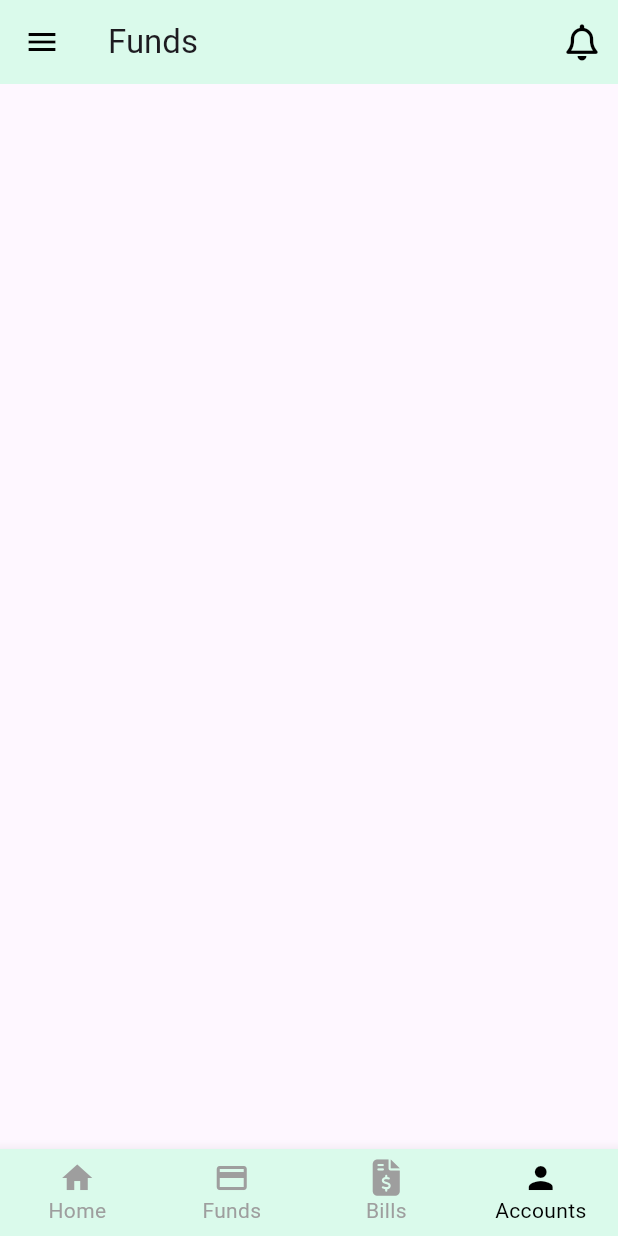
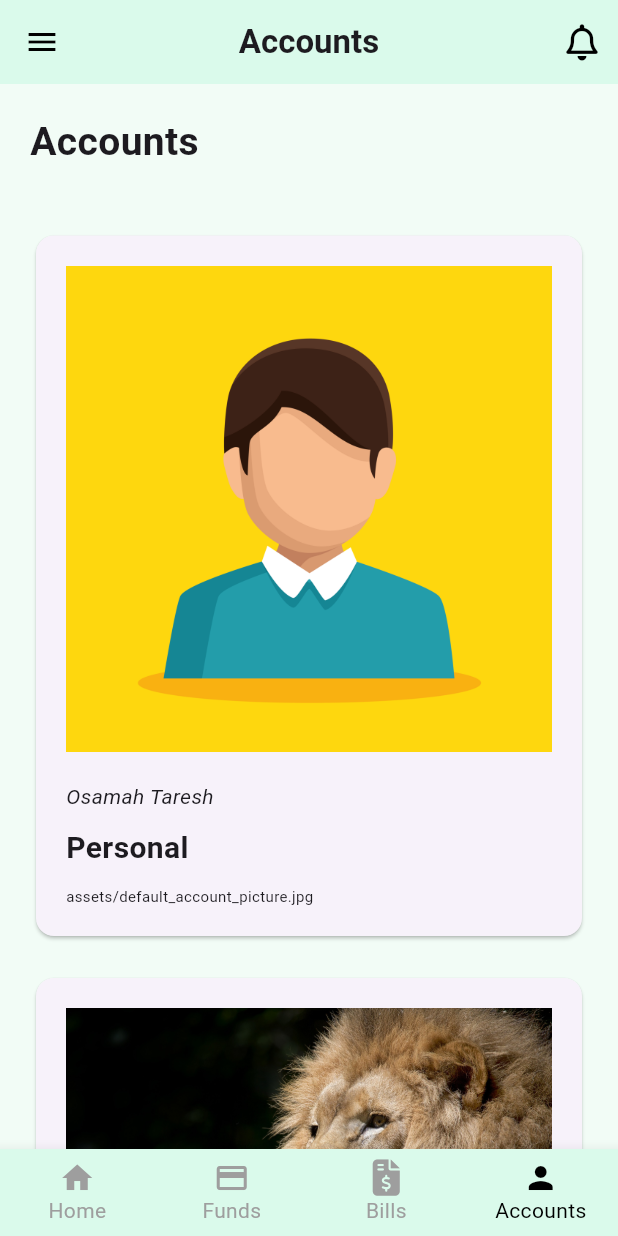
Before and after one commit to DuGuYifei/Pokemoney, a Flutter app: the screen it shows after launch, item 4 of the bottom bar chosen, on a phone screen of 412 x 824 dp. Run offline on Flutter 3.47's test engine with Material 2 defaults, Android fonts, the phone set to English and light mode, and no system bars; our stand-ins replace font_awesome_flutter.

Commit message:
WIP (Work In Progress): create an account model, account card, and implment it in the account page

```diff
--- a/frontend/Notes about the frontend.txt
+++ b/frontend/Notes about the frontend.txt
@@ -1,2 +1,4 @@
 - There is a bug that checkbox and the text are speart so for that we need to fix it as it is not customzeble right now - class CustomCheckBox.dart
 - Still need to checkout the routing in the app.dart, the routing to the other pages. And see how to make it name routing.
+- the drawer is not working on the name routing, I need to check that out, for now it only works on the basic Navigator page
+- I can add the google animation to the bottom navigation bar
--- a/frontend/pokemoney/lib/app.dart
+++ b/frontend/pokemoney/lib/app.dart
@@ -5,8 +5,10 @@ import 'package:font_awesome_flutter/font_awesome_flutter.dart';
 import 'package:pokemoney/constants/AppColors.dart';
 
 import 'package:pokemoney/pages/barrel.dart';
+
 class App extends StatefulWidget {
-  const App({super.key});
+  final int initialIndex;
+  const App({Key? key, this.initialIndex = 0}) : super(key: key);
 
   @override
   State<App> createState() => _AppState();
@@ -15,11 +17,25 @@ class App extends StatefulWidget {
 class _AppState extends State<App> {
   int _currentIndex = 0;
 
-final List<String> _titles = [
+  @override
+  void initState() {
+    super.initState();
+    _currentIndex = widget.initialIndex;
+  }
+
+  final List<Widget> _routers = [
+    /// List of tab page widgets
+    HomePage(),
+    FundsPage(),
+    LedgerBooksPage(),
+    AccountsPage(),
+  ];
+
+  final List<String> _titles = [
     'Home',
+    'Funds',
+    'Ledger Books',
     'Accounts',
-    'Ledger Books',
-    'Funds',
   ];
 
   void _onItemTapped(int index) {
@@ -36,7 +52,13 @@ final List<String> _titles = [
       appBar: AppBar(
           iconTheme: IconThemeData(color: AppColors.textPrimary),
           backgroundColor: AppColors.surfaceContainer,
-          title: Text(_titles[_currentIndex]),
+          centerTitle: true,
+          title: Text(
+            _titles[_currentIndex],
+            style: TextStyle(
+              fontWeight: FontWeight.bold, // Apply bold style here
+            ),
+          ),
           actions: [
             IconButton(
               icon: const Icon(
@@ -51,13 +73,7 @@ final List<String> _titles = [
             ),
           ]),
       drawer: CustomNavBar(),
-      body: [
-        /// List of tab page widgets
-        HomePage(),
-        const AccountsPage(),
-        const LedgerBooksPage(),
-        const FundsPage(),
-      ][_currentIndex],
+      body: _routers[_currentIndex],
       bottomNavigationBar: BottomNavigationBar(
         type: BottomNavigationBarType.fixed,
         backgroundColor: AppColors.surfaceContainer,
--- /dev/null
+++ b/frontend/pokemoney/lib/model/Account.dart
@@ -0,0 +1,7 @@
+class Account {
+  String accountName;
+  String type;
+  String pictureUrl;
+
+  Account(this.accountName, this.type, this.pictureUrl);
+}
--- /dev/null
+++ b/frontend/pokemoney/lib/model/barrel.dart
@@ -0,0 +1 @@
+export 'Account.dart';
--- a/frontend/pokemoney/lib/pages/AccountsPage.dart
+++ b/frontend/pokemoney/lib/pages/AccountsPage.dart
@@ -1,11 +1,50 @@
 import 'package:flutter/material.dart';
 import 'package:pokemoney/constants/AppColors.dart';
+import 'package:pokemoney/model/barrel.dart';
+import 'package:pokemoney/widgets/barrel.dart';
 
 class AccountsPage extends StatelessWidget {
-  const AccountsPage({super.key});
+  AccountsPage({super.key});
 
+  List<Account> _accountsList = [
+    Account("Osamah Taresh", "Personal", "assets/default_account_picture.jpg"),
+    Account("Osamah Taresh", "Personal", "assets/lion.jpg"),
+    Account("Nasr Taresh", "Fmaily", "assets/logo_login.png"),
+  ];
   @override
   Widget build(BuildContext context) {
-    return Scaffold();
+    List<Widget> accountsCards =
+        _accountsList.map((accounts) => AccountCard(accounts)).toList();
+    return Column(
+      crossAxisAlignment: CrossAxisAlignment.start,
+      children: <Widget>[
+        Padding(
+          padding: EdgeInsets.all(20.0),
+          child: Text(
+            "Accounts",
+            style: TextStyle(
+              fontSize: 26,
+              fontFamily: 'Roboto',
+              fontWeight: FontWeight.w700,
+            ),
+          ),
+        ),
+        Expanded(
+          // Wrap ListView with Expanded
+          child:
+              ListView(padding: EdgeInsets.all(20.0), children: accountsCards),
+        ),
+      ],
+    );
   }
 }
+
+// @override
+// Widget build(BuildContext context) {
+// List<Widget> newsCards = _newsList.map((news) => NewsCard(news)).toList();
+// return new Scaffold(
+// appBar: new AppBar(
+// title: new Text("News Feed"),
+// ),
+// body: new ListView(padding: EdgeInsets.all(20.0), children:
+// newsCards));
--- /dev/null
+++ b/frontend/pokemoney/lib/widgets/AccountCard.dart
@@ -0,0 +1,41 @@
+import 'package:flutter/material.dart';
+import 'package:pokemoney/model/Account.dart';
+
+class AccountCard extends StatelessWidget {
+  Account _accounts;
+  AccountCard(this._accounts);
+
+  @override
+  Widget build(BuildContext context) {
+    return Padding(
+        padding: EdgeInsets.only(bottom: 20.0),
+        child: Card(
+            child: Padding(
+                padding: EdgeInsets.all(20.0),
+                child: Column(
+                  crossAxisAlignment: CrossAxisAlignment.start,
+                  children: <Widget>[
+                    Image.asset("${_accounts.pictureUrl}"),
+                    Padding(
+                        padding: EdgeInsets.only(top: 20.0, bottom: 10.0),
+                        child: Text(
+                          "${_accounts.accountName}",
+                          style: TextStyle(
+                              fontSize: 14.0, fontStyle: FontStyle.italic),
+                        )),
+                    Padding(
+                        padding: EdgeInsets.only(bottom: 10.0),
+                        child: Text("${_accounts.type}",
+                            style: TextStyle(
+                                fontSize: 20.0, fontWeight: FontWeight.bold))),
+                    Text(
+                      "${_accounts.pictureUrl}",
+                      maxLines: 2,
+                      style: TextStyle(fontSize: 10.0),
+                      overflow: TextOverflow.fade,
+                    ),
+                    Row(children: [])
+                  ],
+                ))));
+  }
+}
--- a/frontend/pokemoney/lib/widgets/barrel.dart
+++ b/frontend/pokemoney/lib/widgets/barrel.dart
@@ -4,3 +4,4 @@ export 'CustomClickableText.dart';
 export 'CustomHoverableListTile.dart';
 export 'CustomSquareTile.dart';
 export 'CustomTextField.dart';
+export 'AccountCard.dart';
--- a/frontend/pokemoney/pubspec.yaml
+++ b/frontend/pokemoney/pubspec.yaml
@@ -65,9 +65,7 @@ flutter:
   #   - images/a_dot_burr.jpeg
   #   - images/a_dot_ham.jpeg
   assets:
-    - assets/logo_apple.png
-    - assets/logo_google.png
-    - assets/logo_login.png
+    - assets/
 
   # An image asset can refer to one or more resolution-specific "variants", see
   # https://flutter.dev/assets-and-images/#resolution-aware
```
Also changed, not shown: frontend/pokemoney/assets/default_account_picture.jpg (added), frontend/pokemoney/pubspec.lock.
